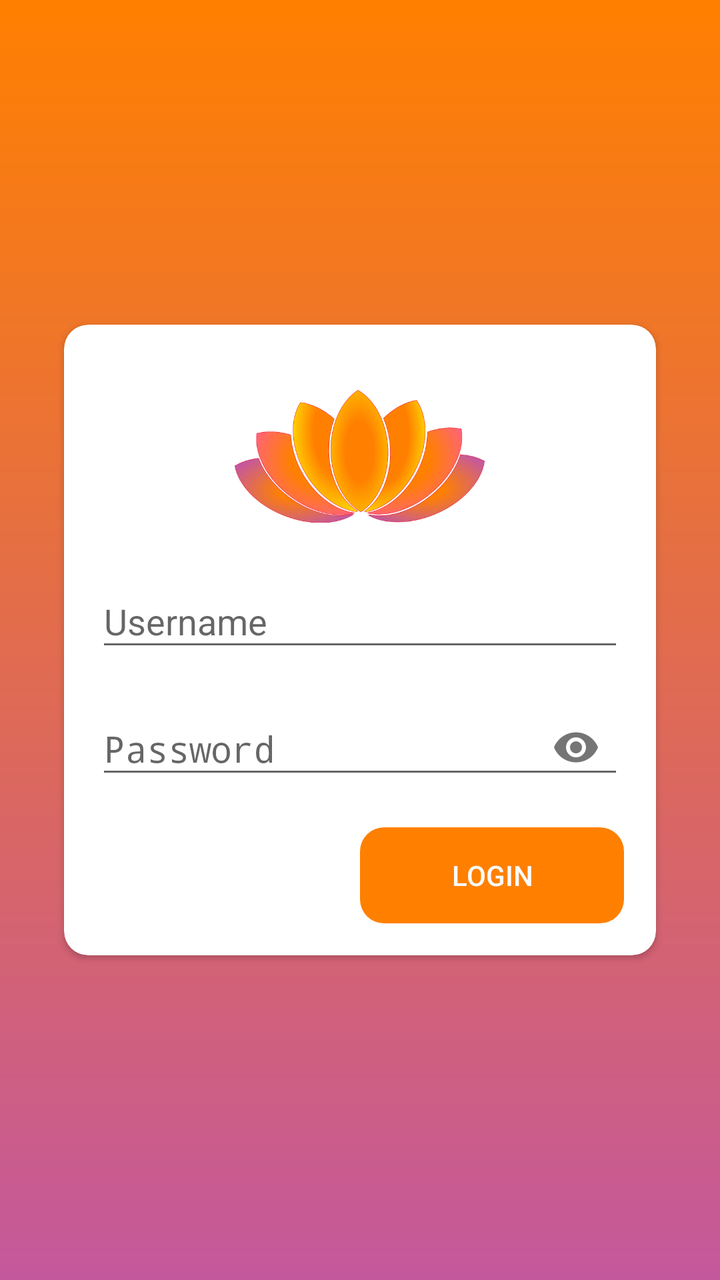
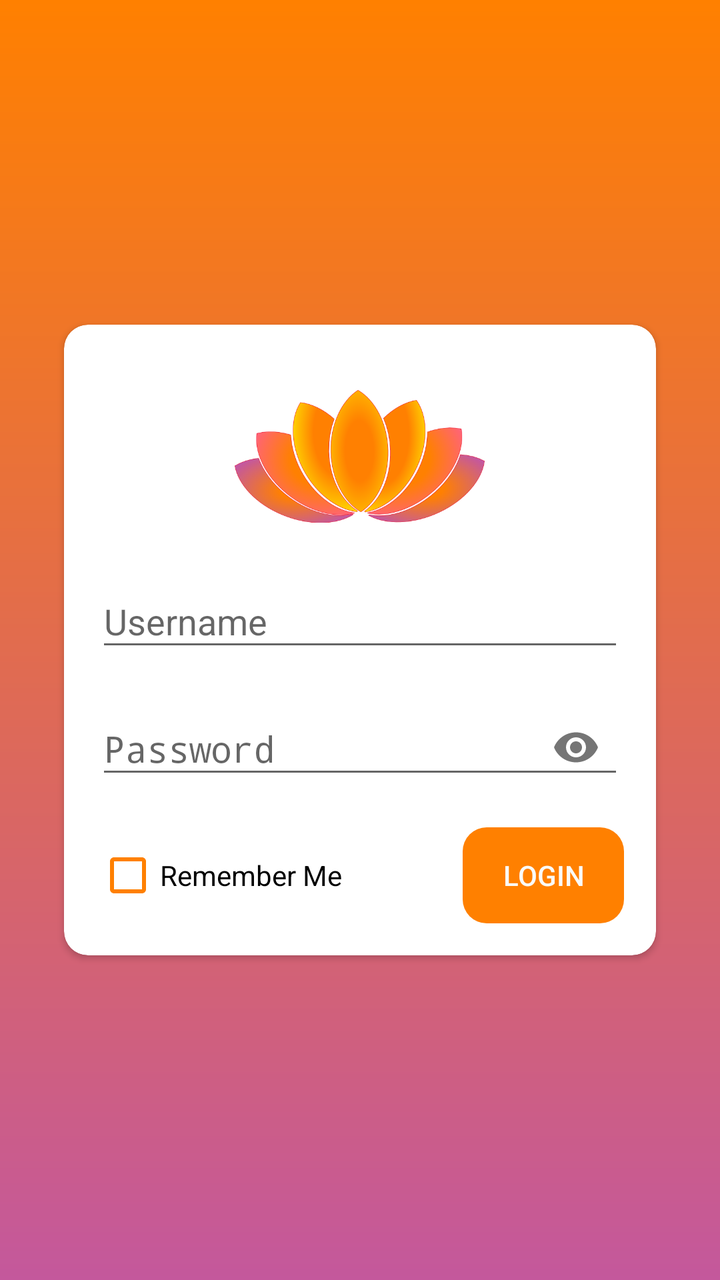

Two renders of the same Android screen: before a commit and after it. Below are the layout's source before the change and the commit's diff.
<!-- AndroidManifest.xml: application theme Theme.Coursework -->
<!-- res/layout/activity_login.xml -->
<?xml version="1.0" encoding="utf-8"?>
<RelativeLayout xmlns:android="http://schemas.android.com/apk/res/android"
    xmlns:app="http://schemas.android.com/apk/res-auto"
    xmlns:tools="http://schemas.android.com/tools"
    android:id="@+id/main"
    android:layout_width="match_parent"
    android:layout_height="match_parent"
    android:background="@drawable/gradient_background"
    android:fitsSystemWindows="true"
    tools:context=".LoginActivity">

    <androidx.cardview.widget.CardView
        android:layout_width="match_parent"
        android:layout_height="wrap_content"
        android:layout_centerInParent="true"
        android:layout_margin="32dp"
        android:elevation="4dp"
        android:padding="16dp"
        app:cardCornerRadius="12dp">

        <LinearLayout
            android:layout_width="match_parent"
            android:layout_height="match_parent"
            android:orientation="vertical"
            android:padding="16dp">

            <ImageView
                android:layout_width="125dp"
                android:layout_height="100dp"
                android:layout_gravity="center"
                android:scaleType="centerInside"
                android:src="@drawable/yoga" />

            <com.google.android.material.textfield.TextInputLayout
                android:layout_width="match_parent"
                android:layout_height="wrap_content">

                <EditText
                    android:id="@+id/et_login_username"
                    android:layout_width="match_parent"
                    android:layout_height="wrap_content"
                    android:hint="Username"
                    android:inputType="text"
                    android:maxLines="1"
                    android:textColor="@color/DarkColor" />
            </com.google.android.material.textfield.TextInputLayout>

            <com.google.android.material.textfield.TextInputLayout
                android:layout_width="match_parent"
                android:layout_height="wrap_content"
                android:layout_marginTop="8dp"
                app:passwordToggleEnabled="true">

                <EditText
                    android:id="@+id/et_login_password"
                    android:layout_width="match_parent"
                    android:layout_height="wrap_content"
                    android:hint="Password"
                    android:inputType="textPassword"
                    android:maxLines="1"
                    android:textColor="@color/DarkColor" />
            </com.google.android.material.textfield.TextInputLayout>

            <LinearLayout
                android:layout_width="match_parent"
                android:layout_height="wrap_content"
                android:layout_marginTop="16dp"
                android:orientation="horizontal">

                <View
                    android:layout_width="0dp"
                    android:layout_height="1dp"
                    android:layout_weight="1" />

                <Button
                    android:id="@+id/btn_login_submit"
                    android:layout_width="0dp"
                    android:layout_height="wrap_content"
                    android:layout_weight="1"
                    android:background="@drawable/rounded_conner"
                    android:backgroundTint="@color/PrimaryColor"
                    android:text="Login"
                    android:textColor="@color/SecondaryColor" />

            </LinearLayout>

        </LinearLayout>

    </androidx.cardview.widget.CardView>

</RelativeLayout>
<!-- resources referenced by this layout -->
<resources>
  <color name="DarkColor">#BF000000</color>
  <color name="PrimaryColor">#FF8000</color>
  <color name="SecondaryColor">#FAFAFA</color>
  <!-- drawable gradient_background (drawable) -->
  <?xml version="1.0" encoding="utf-8"?>
  <layer-list xmlns:android="http://schemas.android.com/apk/res/android">
      <item>
          <shape android:shape="rectangle">
              <gradient
                  android:angle="90"
                  android:endColor="#FF8000"
                  android:startColor="#C4589C" />
          </shape>
      </item>
  </layer-list>
  <!-- drawable rounded_conner (drawable) -->
  <?xml version="1.0" encoding="utf-8"?>
  <shape xmlns:android="http://schemas.android.com/apk/res/android">
      <corners android:radius="12dp" />
  </shape>
  <!-- drawable yoga: png bitmap (drawable, 76956 bytes) -->
  <style name="Theme.Coursework" parent="Base.Theme.Coursework" />
  <style name="Base.Theme.Coursework" parent="Theme.AppCompat.DayNight.NoActionBar">
          
          
      </style>
</resources>

<!-- the commit's change to res/layout/activity_login.xml (unified diff, before → after) -->
@@ -67,10 +67,14 @@
                 android:layout_marginTop="16dp"
                 android:orientation="horizontal">
 
-                <View
-                    android:layout_width="0dp"
-                    android:layout_height="1dp"
-                    android:layout_weight="1" />
+                <CheckBox
+                    android:id="@+id/cb_remember_me"
+                    android:layout_width="wrap_content"
+                    android:layout_height="wrap_content"
+                    android:layout_weight="0.75"
+                    android:buttonTint="@color/PrimaryColor"
+                    android:text="Remember Me"
+                    />
 
                 <Button
                     android:id="@+id/btn_login_submit"
